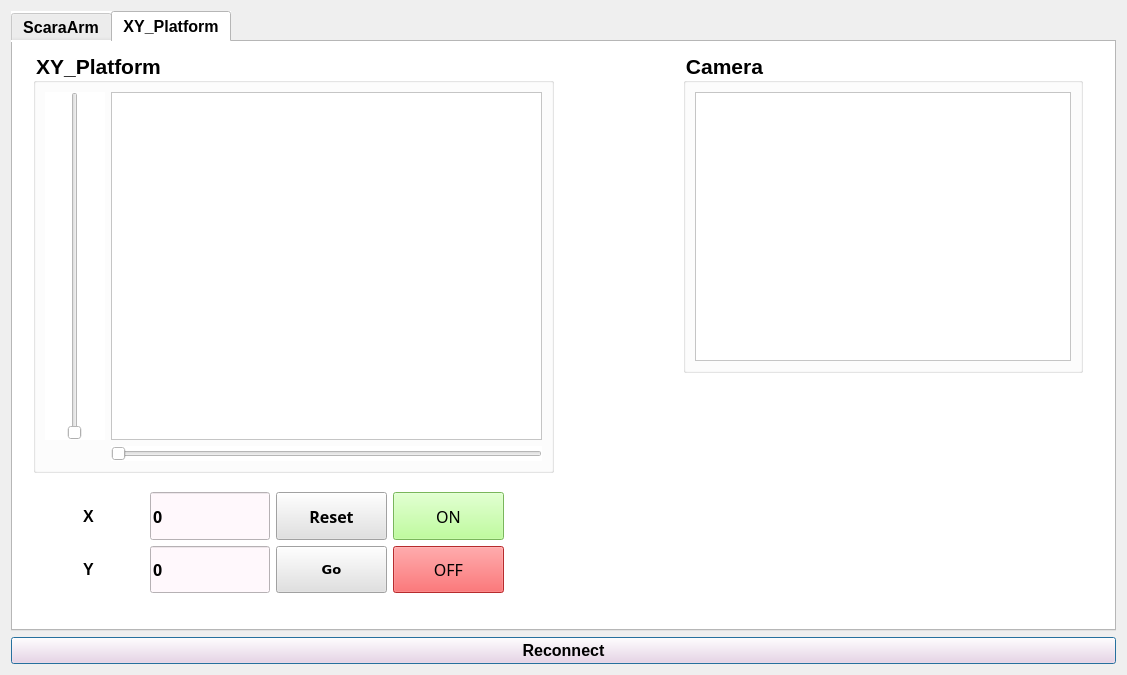
Old version of the form src/Gui/ui/Form_Scara.ui in the repository aiRobots-athome/Joy.
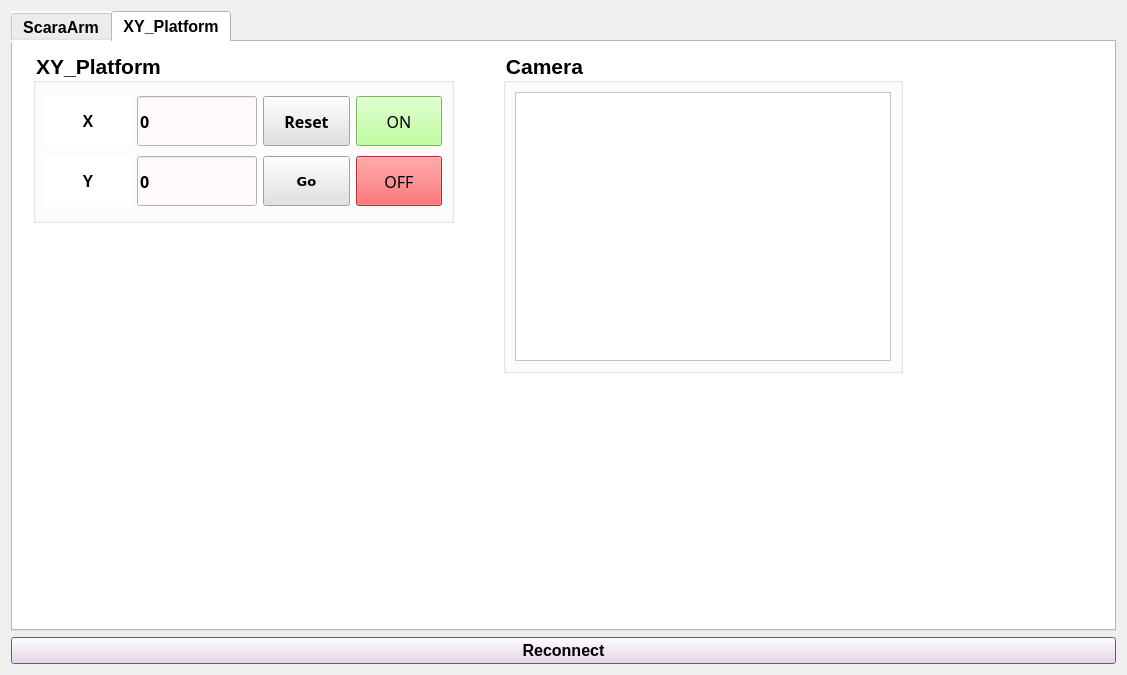
New version of the form.

Commit message: remove slider

Diff of the .ui file:
```diff
--- a/src/Gui/ui/Form_Scara.ui
+++ b/src/Gui/ui/Form_Scara.ui
@@ -1616,8 +1616,8 @@
         <rect>
          <x>20</x>
          <y>10</y>
-         <width>521</width>
-         <height>421</height>
+         <width>421</width>
+         <height>171</height>
         </rect>
        </property>
        <property name="font">
@@ -1631,93 +1631,6 @@
         <string>XY_Platform</string>
        </property>
        <layout class="QGridLayout" name="gridLayout_5">
-        <item row="1" column="3">
-         <widget class="QSlider" name="XYPlatform_slider_X">
-          <property name="minimumSize">
-           <size>
-            <width>0</width>
-            <height>0</height>
-           </size>
-          </property>
-          <property name="autoFillBackground">
-           <bool>false</bool>
-          </property>
-          <property name="styleSheet">
-           <string notr="true"/>
-          </property>
-          <property name="maximum">
-           <number>154</number>
-          </property>
-          <property name="orientation">
-           <enum>Qt::Horizontal</enum>
-          </property>
-          <property name="tickPosition">
-           <enum>QSlider::NoTicks</enum>
-          </property>
-         </widget>
-        </item>
-        <item row="0" column="2">
-         <widget class="QSlider" name="XYPlatform_slider_Y">
-          <property name="minimumSize">
-           <size>
-            <width>60</width>
-            <height>0</height>
-           </size>
-          </property>
-          <property name="maximumSize">
-           <size>
-            <width>60</width>
-            <height>16777215</height>
-           </size>
-          </property>
-          <property name="maximum">
-           <number>227</number>
-          </property>
-          <property name="orientation">
-           <enum>Qt::Vertical</enum>
-          </property>
-         </widget>
-        </item>
-        <item row="0" column="3">
-         <widget class="QGraphicsView" name="graphicsView"/>
-        </item>
-       </layout>
-      </widget>
-      <widget class="QGroupBox" name="groupBox_5">
-       <property name="geometry">
-        <rect>
-         <x>670</x>
-         <y>10</y>
-         <width>400</width>
-         <height>321</height>
-        </rect>
-       </property>
-       <property name="font">
-        <font>
-         <pointsize>16</pointsize>
-         <weight>75</weight>
-         <bold>true</bold>
-        </font>
-       </property>
-       <property name="title">
-        <string>Camera</string>
-       </property>
-       <layout class="QGridLayout" name="gridLayout_4">
-        <item row="0" column="0">
-         <widget class="QGraphicsView" name="XYPlatform_graphicsView_Camera"/>
-        </item>
-       </layout>
-      </widget>
-      <widget class="QWidget" name="layoutWidget">
-       <property name="geometry">
-        <rect>
-         <x>20</x>
-         <y>450</y>
-         <width>471</width>
-         <height>101</height>
-        </rect>
-       </property>
-       <layout class="QGridLayout" name="gridLayout_6">
         <item row="0" column="0">
          <widget class="QLabel" name="XYPlatform_label_title_X">
           <property name="minimumSize">
@@ -1997,6 +1910,31 @@
         </item>
        </layout>
       </widget>
+      <widget class="QGroupBox" name="groupBox_5">
+       <property name="geometry">
+        <rect>
+         <x>490</x>
+         <y>10</y>
+         <width>400</width>
+         <height>321</height>
+        </rect>
+       </property>
+       <property name="font">
+        <font>
+         <pointsize>16</pointsize>
+         <weight>75</weight>
+         <bold>true</bold>
+        </font>
+       </property>
+       <property name="title">
+        <string>Camera</string>
+       </property>
+       <layout class="QGridLayout" name="gridLayout_4">
+        <item row="0" column="0">
+         <widget class="QGraphicsView" name="XYPlatform_graphicsView_Camera"/>
+        </item>
+       </layout>
+      </widget>
      </widget>
     </widget>
    </item>
```
Left out of the diff: 4 changed lines with no effect on the pictures. The commit also changes 3 other files.
